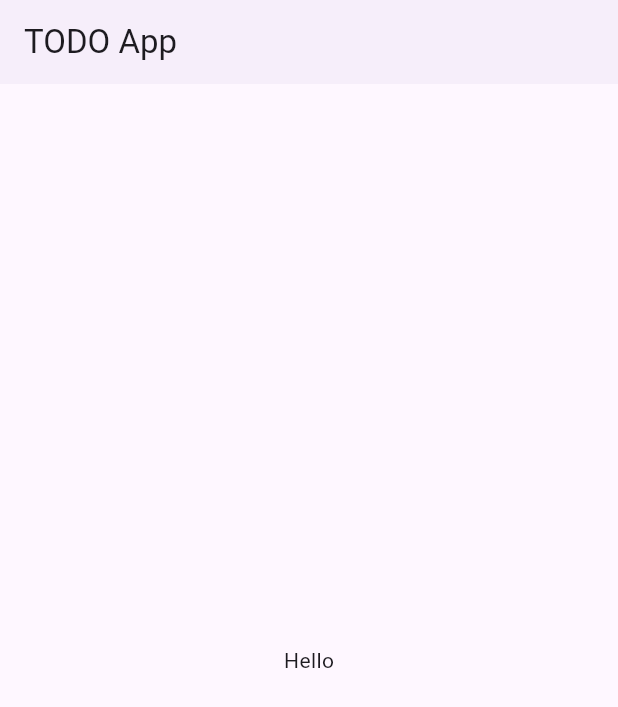
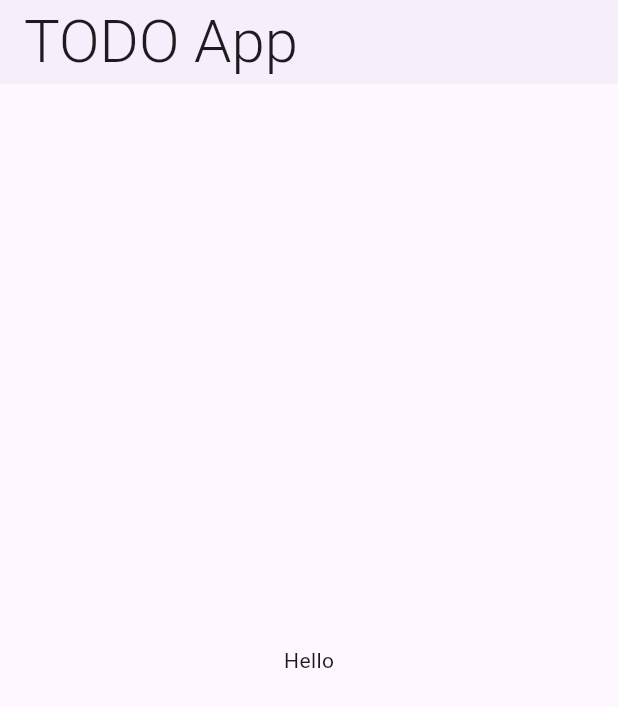
Before and after one commit to PramodMannapperuma/TODO-App, a Flutter app: the screen it shows after launch, on a phone screen of 412 x 824 dp. Shown: the top 707 px of the screen. Run offline on Flutter 3.47's test engine with Material 3 defaults, Android fonts, the phone set to English and light mode, and no system bars.

Commit message:
Completed the file structure

```diff
--- a/todo_application/lib/main.dart
+++ b/todo_application/lib/main.dart
@@ -7,17 +7,53 @@ void main() {
 class MyApp extends StatelessWidget {
   const MyApp({super.key});
 
-  // This widget is the root of your application.
   @override
   Widget build(BuildContext context) {
     return MaterialApp(
-      title: 'TODO App',
+      title: 'Flutter Hive Todo App',
       theme: ThemeData(
-        // colorScheme: ColorScheme.fromSeed(seedColor: Colors.deepPurple),
+        textTheme: const TextTheme(
+          displayLarge: TextStyle(
+            color: Colors.black,
+            fontSize: 45,
+            fontWeight: FontWeight.bold,
+          ),
+          titleMedium: TextStyle(
+            color: Colors.grey,
+            fontSize: 16,
+            fontWeight: FontWeight.w300,
+          ),
+          displayMedium: TextStyle(
+            color: Colors.white,
+            fontSize: 21,
+          ),
+          displaySmall: TextStyle(
+            color: Color.fromARGB(255, 234, 234, 234),
+            fontSize: 14,
+            fontWeight: FontWeight.w400,
+          ),
+          headlineMedium: TextStyle(
+            color: Colors.grey,
+            fontSize: 17,
+          ),
+          headlineSmall: TextStyle(
+            color: Colors.grey,
+            fontSize: 16,
+          ),
+          titleSmall: TextStyle(
+            color: Colors.black,
+            fontWeight: FontWeight.w500,
+          ),
+          titleLarge: TextStyle(
+            color: Colors.black,
+            fontSize: 40,
+            fontWeight: FontWeight.w300,
+          ),
+        ),
         useMaterial3: true,
       ),
       debugShowCheckedModeBanner: false,
-      home: TestPage(),
+      home: const TestPage(),
     );
   }
 }
```
Also changed, not shown: todo_application/lib/utils/app_colors.dart (added, +9 -0 lines), todo_application/lib/utils/app_str.dart (added, +17 -0 lines), todo_application/pubspec.yaml (+16 -0 lines), todo_application/lib/views/home/home_view.dart (added), todo_application/pubspec.lock.
